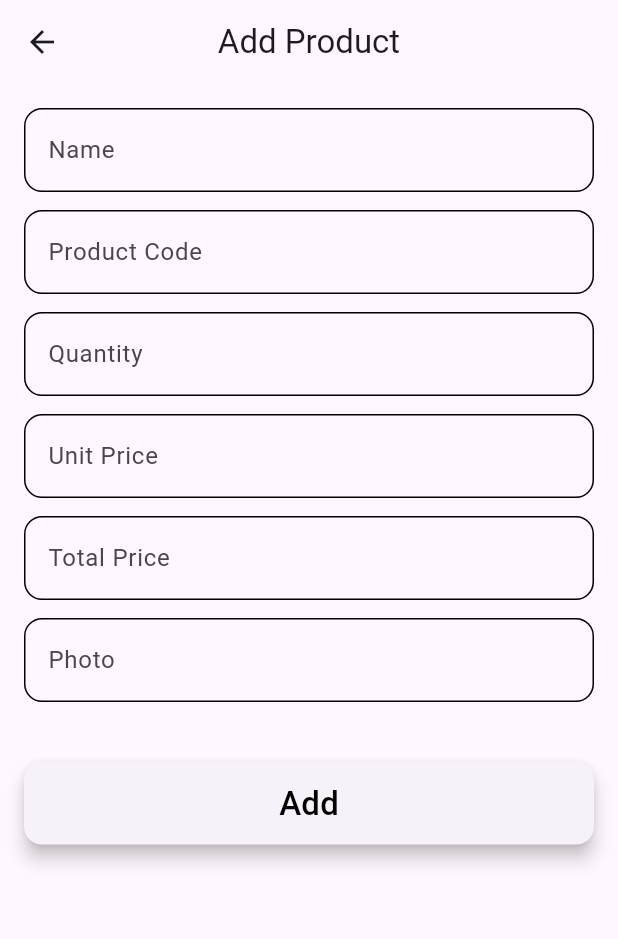
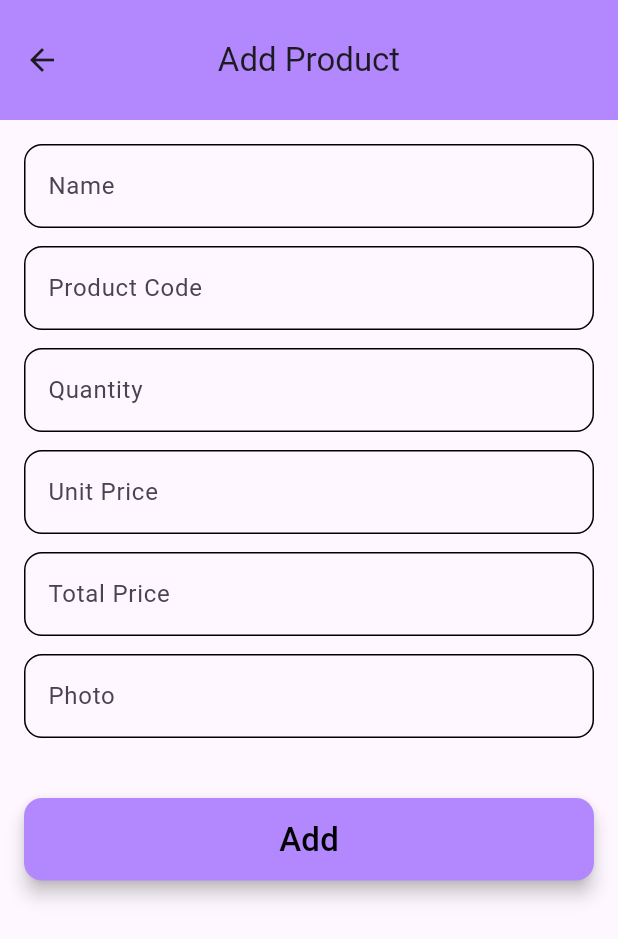
Before and after one commit to shakhawatshu/ostad_project, a Flutter app: the AddProductScreen screen opened directly, on a phone screen of 412 x 824 dp. Shown: the top 939 px of the screen. Run offline on Flutter 3.47's test engine with Material 3 defaults, Android fonts, the phone set to English and light mode, and no system bars; our stand-ins replace liquid_pull_to_refresh; network calls fail.

Commit message:
Module_13_Assignment

```diff
--- a/lib/add_Product_Screen.dart
+++ b/lib/add_Product_Screen.dart
@@ -25,6 +25,7 @@ class _AddProductScreenState extends State<AddProductScreen> {
     return Scaffold(
       appBar: AppBar(
         title: const Text('Add Product'),
+        backgroundColor: Colors.deepPurpleAccent.shade100,
       ),
       body: SingleChildScrollView(
         child: Padding(
--- a/lib/app.dart
+++ b/lib/app.dart
@@ -1,8 +1,5 @@
 import 'package:flutter/material.dart';
-import 'package:ostad_project/add_Product_Screen.dart';
 import 'package:ostad_project/product_List_Screen.dart';
-import 'package:ostad_project/update_Product_Screen.dart';
-
 
 class MyApp extends StatelessWidget {
   const MyApp({super.key});
@@ -10,7 +7,7 @@ class MyApp extends StatelessWidget {
   @override
   Widget build(BuildContext context) {
     return  MaterialApp(
-      home: productListScreen(),
+      home: const productListScreen(),
       // initialRoute: '/',
       // onGenerateRoute: _routeGenerate,
       themeMode: ThemeMode.system,
@@ -40,9 +37,7 @@ class MyApp extends StatelessWidget {
           focusedBorder: OutlineInputBorder(borderRadius: BorderRadius.circular(12),borderSide: const BorderSide(color: Colors.black)),
           errorBorder: OutlineInputBorder(borderRadius: BorderRadius.circular(12),borderSide: const BorderSide(color: Colors.red)),
         ),
-        appBarTheme: const AppBarTheme(
-          centerTitle: true,
-        )
+
     );
 
 
@@ -58,6 +53,7 @@ class MyApp extends StatelessWidget {
             elevation: 5,
             shape: RoundedRectangleBorder(borderRadius: BorderRadius.circular(12),),
             foregroundColor: Colors.black,
+            backgroundColor: Colors.deepPurpleAccent.shade100,
 
           ),
         ),
@@ -69,31 +65,9 @@ class MyApp extends StatelessWidget {
         ),
         appBarTheme: const AppBarTheme(
           centerTitle: true,
+          toolbarHeight: 80
         )
     );
   }
 
-  //make materialpageroute nullble
-/*
-  MaterialPageRoute? _routeGenerate(RouteSettings settings){
-    Widget? widget;
-    switch (settings.name){
-      case productListScreen.routeName:
-        widget = const productListScreen();
-        break;
-      case AddProductScreen.routeName:
-        widget = const AddProductScreen();
-        break;
-      case UpdateProductScreen.routeName:
-        List<Product> args = settings.arguments as List<Product>;
-        widget = UpdateProductScreen(product: args,);
-        break;
-    }
-    if(widget != null){
-      return MaterialPageRoute(builder: (context) =>  widget!,);
-    }
-    return null;
-
-  }
-*/
 }
--- a/lib/update_Product_Screen.dart
+++ b/lib/update_Product_Screen.dart
@@ -40,7 +40,8 @@ class _UpdateProductScreenState extends State<UpdateProductScreen> {
   Widget build(BuildContext context) {
     return Scaffold(
       appBar: AppBar(
-        title: const Text('Update Product'),
+        title: const Text('Update Product',style: TextStyle(fontWeight: FontWeight.bold),),
+        backgroundColor: Colors.deepPurpleAccent.shade100,
       ),
       body: SingleChildScrollView(
         child: Padding(
--- a/pubspec.yaml
+++ b/pubspec.yaml
@@ -36,6 +36,7 @@ dependencies:
   # The following adds the Cupertino Icons font to your application.
   # Use with the CupertinoIcons class for iOS style icons.
   cupertino_icons: ^1.0.6
+  liquid_pull_to_refresh: ^3.0.1
 
 dev_dependencies:
   flutter_test:
```
Also changed, not shown: lib/product_List_Screen.dart (+12 -5 lines), pubspec.lock.
